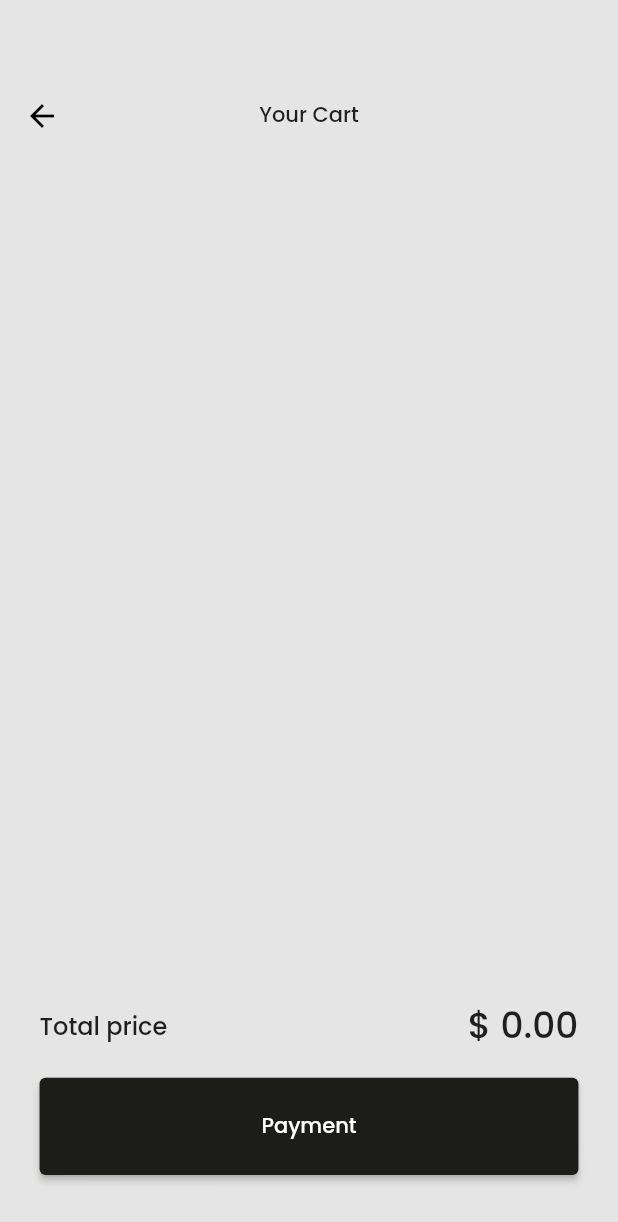
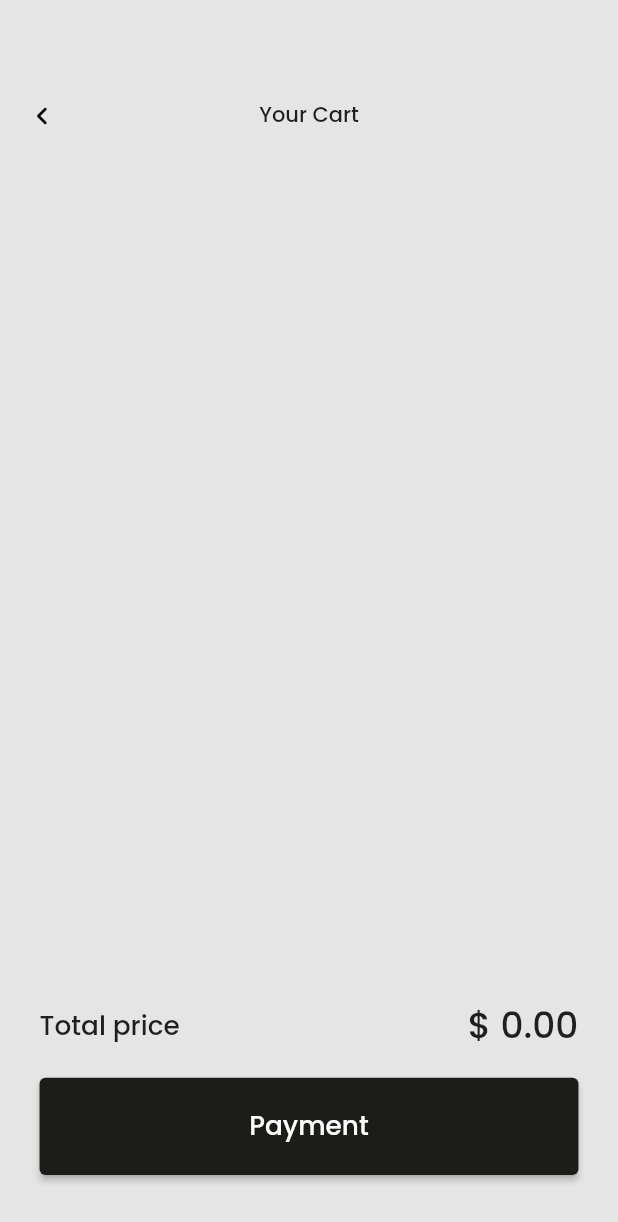
Before and after one commit to Noob-2-pro/megamart_app, a Flutter app: the CartScreen screen opened by its route, on a phone screen of 412 x 824 dp. Shown: the top 1222 px of the screen. Run offline on Flutter 3.47's test engine with Material 2 defaults, Android fonts, the light colour scheme and no system bars; our stand-ins replace flutter_screenutil; network calls fail.

Commit message:
fix: bottom nav bar(temporary acording to design)

```diff
--- a/lib/presentation/views/cart/cart_screen.dart
+++ b/lib/presentation/views/cart/cart_screen.dart
@@ -20,6 +20,12 @@ class CartScreen extends StatelessWidget {
         title: Text(
           "Your Cart",
           style: Theme.of(context).textTheme.bodyText1,
+        ),
+        leading: GestureDetector(
+          onTap: () {
+            Navigator.pop(context);
+          },
+          child: const Icon(Icons.navigate_before_rounded),
         ),
       ),
       body: const Body(),
@@ -69,9 +75,9 @@ class Body extends StatelessWidget {
               Row(
                 mainAxisAlignment: MainAxisAlignment.spaceBetween,
                 children: [
-                  const Text(
+                  Text(
                     "Total price",
-                    style: TextStyle(fontSize: 16),
+                    style: TextStyle(fontSize: ScreenUtil().scaleText * 16),
                   ),
                   Flexible(
                     child: Text(
@@ -90,8 +96,11 @@ class Body extends StatelessWidget {
                   onPressed: () {},
                   child: SizedBox(
                       height: 64.h,
-                      child: const Center(
-                        child: Text('Payment'),
+                      child: Center(
+                        child: Text(
+                          'Payment',
+                          style: TextStyle(fontSize: ScreenUtil().scaleText * 16),
+                        ),
                       )),
                 ),
               )
--- a/lib/presentation/views/home/home_page.dart
+++ b/lib/presentation/views/home/home_page.dart
@@ -1,5 +1,5 @@
 import 'package:flutter/material.dart';
-import '../../shared_components/custom_bottom_navbar.dart';
+import 'package:zucosi_app/presentation/shared_components/custom_nav_bar.dart';
 import 'components/custom_app_bar.dart';
 import 'products_screen.dart';
 
@@ -16,7 +16,7 @@ class _HomePageState extends State<HomePage> {
   Widget build(BuildContext context) {
     return Scaffold(
       appBar: const PreferredSize(preferredSize: Size.fromHeight(152), child: CustomAppBar()),
-      bottomNavigationBar: const CutomBottomBar(),
+      bottomNavigationBar: const CustomNavBar(),
       body: ProductsScreen(),
     );
   }
--- a/pubspec.yaml
+++ b/pubspec.yaml
@@ -30,7 +30,6 @@ dependencies:
   get_it: ^7.2.0
   http: ^0.13.4
   flutter_screenutil: ^5.5.3+1
-  google_nav_bar: ^5.0.6
 
 dev_dependencies:
   flutter_test:
```
Also changed, not shown: lib/presentation/shared_components/custom_bottom_navbar.dart (deleted, +0 -51 lines), lib/presentation/shared_components/custom_nav_bar.dart (added, +78 -0 lines), lib/presentation/views/cart/components/cart_card.dart (+8 -10 lines), assets/images/home.png (added), assets/images/shopping_bag.png (added), pubspec.lock.
